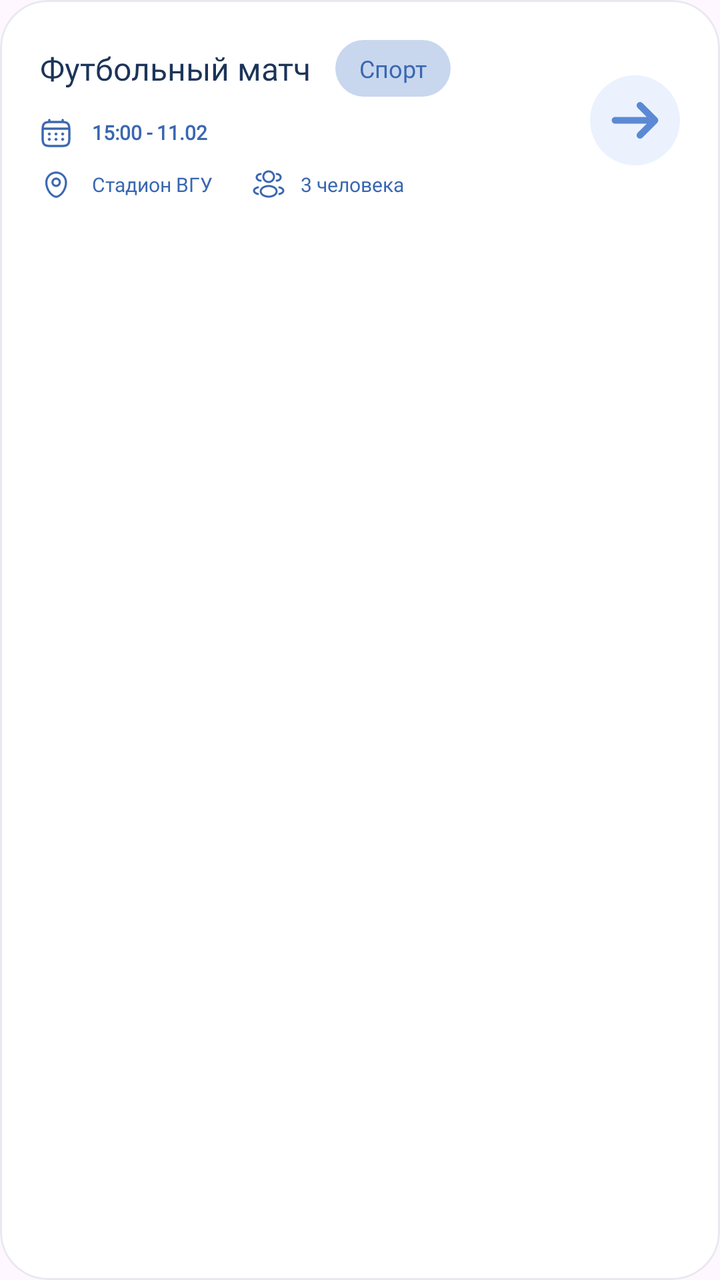
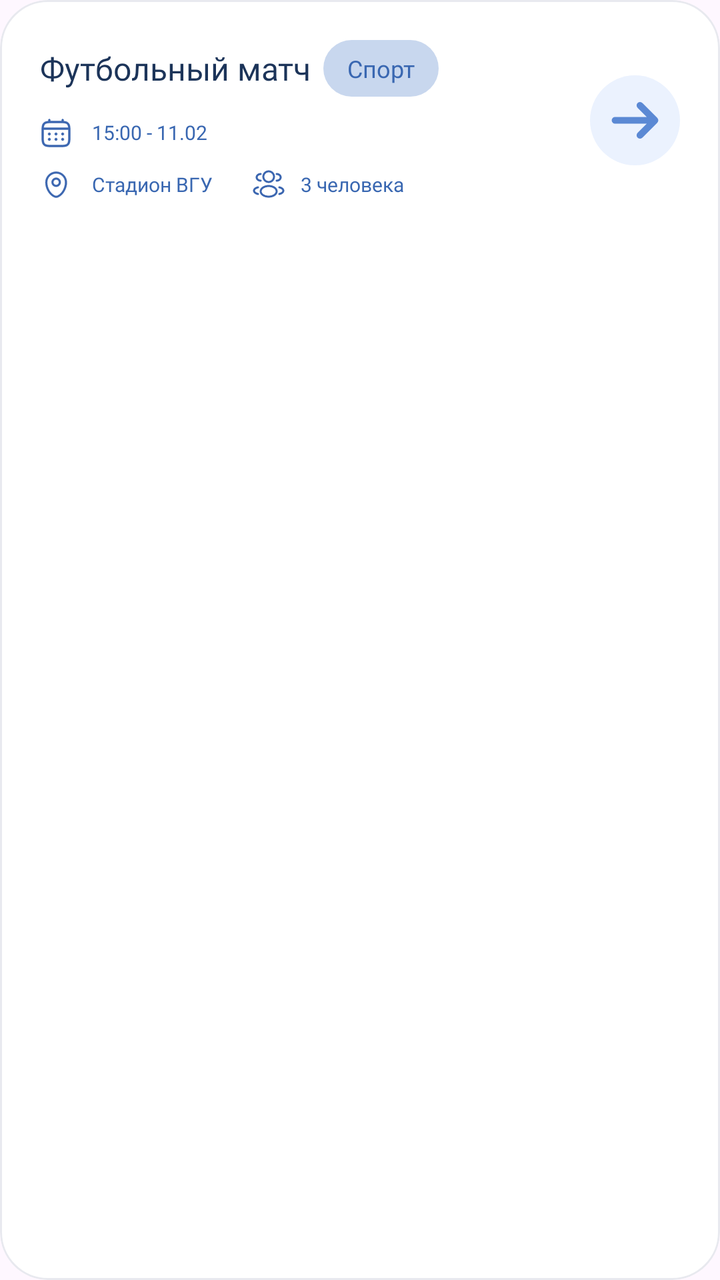

The first picture is an Android layout as it rendered before a commit; the second is the same layout after the commit. The layout source and the unified diff follow.
<!-- AndroidManifest.xml: application theme Theme.UniTime -->
<!-- res/layout/item_activity.xml -->
<?xml version="1.0" encoding="utf-8"?>
<com.google.android.material.card.MaterialCardView
    xmlns:android="http://schemas.android.com/apk/res/android"
    xmlns:app="http://schemas.android.com/apk/res-auto"
    android:layout_width="match_parent"
    android:layout_height="wrap_content"
    android:layout_marginBottom="12dp"
    app:cardBackgroundColor="#FFFFFF"
    app:cardCornerRadius="24dp"
    app:cardElevation="0dp"
    app:strokeColor="#E8E9EF"
    app:strokeWidth="1dp">

    <androidx.constraintlayout.widget.ConstraintLayout
        android:layout_width="match_parent"
        android:layout_height="wrap_content"
        android:padding="20dp">

        <LinearLayout
            android:id="@+id/contentLayout"
            android:layout_width="0dp"
            android:layout_height="wrap_content"
            android:orientation="vertical"
            app:layout_constraintBottom_toBottomOf="parent"
            app:layout_constraintEnd_toStartOf="@+id/joinButton"
            app:layout_constraintStart_toStartOf="parent"
            app:layout_constraintTop_toTopOf="parent">

            <LinearLayout
                android:layout_width="match_parent"
                android:layout_height="wrap_content"
                android:gravity="center_vertical"
                android:orientation="horizontal">

                <TextView
                    android:id="@+id/activityTitle"
                    android:layout_width="wrap_content"
                    android:layout_height="wrap_content"
                    android:layout_marginEnd="12dp"
                    android:ellipsize="end"
                    android:maxLines="1"
                    android:fontFamily="@font/geist_semibold"
                    android:text="Футбольный матч"
                    android:textColor="@color/color_font2"
                    android:textSize="16sp" />

                <TextView
                    android:fontFamily="@font/geist_semibold"
                    android:id="@+id/activityCategory"
                    android:layout_width="wrap_content"
                    android:layout_height="wrap_content"
                    android:background="@drawable/bg_category_badge"
                    android:paddingHorizontal="12dp"
                    android:paddingVertical="6dp"
                    android:text="Спорт"
                    android:textColor="@color/color_font1"
                    android:textSize="12sp" />

            </LinearLayout>
            <LinearLayout
                android:layout_width="match_parent"
                android:layout_height="wrap_content"
                android:layout_marginTop="10dp"
                android:gravity="center_vertical"
                android:orientation="horizontal">

                <ImageView
                    android:layout_width="16dp"
                    android:layout_height="16dp"
                    android:src="@drawable/calendar"
                    app:tint="#3B66B0" />

                <TextView
                    android:fontFamily="@font/geist_medium"
                    android:id="@+id/activityDate"
                    android:layout_width="wrap_content"
                    android:layout_height="wrap_content"
                    android:layout_marginStart="10dp"
                    android:text="15:00 - 11.02"
                    android:textColor="@color/color_font1"
                    android:textSize="10sp"
                    android:textStyle="bold" />
            </LinearLayout>

            <LinearLayout
                android:layout_width="match_parent"
                android:layout_height="wrap_content"
                android:layout_marginTop="10dp"
                android:gravity="center_vertical"
                android:orientation="horizontal">

                <ImageView
                    android:layout_width="16dp"
                    android:layout_height="16dp"
                    android:src="@drawable/map_point"
                    app:tint="#3B66B0" />

                <TextView
                    android:fontFamily="@font/geist_medium"
                    android:id="@+id/activityLocation"
                    android:layout_width="wrap_content"
                    android:layout_height="wrap_content"
                    android:layout_marginStart="10dp"
                    android:text="Стадион ВГУ"
                    android:textColor="@color/color_font1"
                    android:textSize="10sp" />

                <ImageView
                    android:layout_width="16dp"
                    android:layout_height="16dp"
                    android:layout_marginStart="20dp"
                    android:src="@drawable/users"
                    app:tint="#3B66B0" />

                <TextView
                    android:fontFamily="@font/geist_medium"
                    android:id="@+id/activityParticipants"
                    android:layout_width="wrap_content"
                    android:layout_height="wrap_content"
                    android:layout_marginStart="8dp"
                    android:text="3 человека"
                    android:textColor="@color/color_font1"
                    android:textSize="10sp" />

            </LinearLayout>

        </LinearLayout>

        
        <ImageView
            android:id="@+id/joinButton"
            android:layout_width="45dp"
            android:layout_height="45dp"
            android:background="@drawable/arrow_round"
            android:padding="12dp"
            android:clickable="true"
            android:focusable="true"
            app:layout_constraintBottom_toBottomOf="parent"
            app:layout_constraintEnd_toEndOf="parent"
            app:layout_constraintTop_toTopOf="parent"/>

    </androidx.constraintlayout.widget.ConstraintLayout>

</com.google.android.material.card.MaterialCardView>
<!-- resources referenced by this layout -->
<resources>
  <color name="color_font1">#3967B1</color>
  <color name="color_font2">#1C3459</color>
  <!-- drawable arrow_round (drawable) -->
  <vector xmlns:android="http://schemas.android.com/apk/res/android"
      android:width="119dp"
      android:height="119dp"
      android:viewportWidth="119"
      android:viewportHeight="119">
    <path
        android:pathData="M119,59.5C119,92.36 92.36,119 59.5,119C26.64,119 0,92.36 0,59.5C0,26.64 26.64,0 59.5,0C92.36,0 119,26.64 119,59.5Z"
        android:fillColor="#EBF2FE"/>
    <path
        android:pathData="M64.34,38C65.3,37.04 66.86,37.04 67.83,38L87.58,57.75C88.54,58.72 88.54,60.28 87.58,61.25L67.83,81C66.86,81.96 65.3,81.96 64.34,81C63.37,80.03 63.37,78.47 64.34,77.5L79.87,61.97H33.17C31.8,61.97 30.7,60.86 30.7,59.5C30.7,58.14 31.8,57.03 33.17,57.03H79.87L64.34,41.5C63.37,40.53 63.37,38.97 64.34,38Z"
        android:strokeWidth="4"
        android:fillColor="#5B89D4"
        android:fillType="evenOdd"
        android:strokeColor="#5B89D4"/>
  </vector>
  <!-- drawable bg_category_badge (drawable) -->
  <?xml version="1.0" encoding="utf-8"?>
  <shape xmlns:android="http://schemas.android.com/apk/res/android">
      <solid android:color="@color/color_block2"></solid>
      <corners android:radius="28dp"></corners>
  </shape>
  <!-- drawable calendar: vector/xml drawable (drawable, 5763 chars, omitted) -->
  <!-- drawable map_point (drawable) -->
  <vector xmlns:android="http://schemas.android.com/apk/res/android"
      android:width="107dp"
      android:height="107dp"
      android:viewportWidth="107"
      android:viewportHeight="107">
    <path
        android:strokeWidth="1"
        android:pathData="M18,45.99C18,26.16 34.07,10 54,10C73.93,10 90,26.16 90,45.99C90,55.56 87.23,65.83 82.32,74.71C77.43,83.58 70.27,91.28 61.33,95.4C56.68,97.53 51.32,97.53 46.67,95.4C37.73,91.28 30.57,83.58 25.68,74.71C20.77,65.83 18,55.56 18,45.99ZM54,16.07C37.58,16.07 24.17,29.41 24.17,45.99C24.17,54.47 26.65,63.76 31.1,71.81C35.55,79.88 41.85,86.48 49.29,89.9C52.28,91.27 55.72,91.27 58.71,89.9C66.15,86.48 72.45,79.88 76.9,71.81C81.35,63.76 83.83,54.47 83.83,45.99C83.83,29.41 70.42,16.07 54,16.07ZM54,36.3C48.89,36.3 44.74,40.38 44.74,45.41C44.74,50.44 48.89,54.51 54,54.51C59.11,54.51 63.26,50.44 63.26,45.41C63.26,40.38 59.11,36.3 54,36.3ZM38.57,45.41C38.57,37.03 45.48,30.23 54,30.23C62.52,30.23 69.43,37.03 69.43,45.41C69.43,53.79 62.52,60.58 54,60.58C45.48,60.58 38.57,53.79 38.57,45.41Z"
        android:fillColor="#3967B1"
        android:fillType="evenOdd"
        android:strokeColor="#3967B1"/>
  </vector>
  <!-- drawable users: vector/xml drawable (drawable, 3011 chars, omitted) -->
  <style name="Theme.UniTime" parent="Base.Theme.UniTime" />
  <color name="color_block2">#8092AFDE</color>
  <style name="Base.Theme.UniTime" parent="Theme.Material3.DayNight.NoActionBar">
          
          
      </style>
</resources>

<!-- the commit's change to res/layout/item_activity.xml (unified diff, before → after) -->
@@ -36,7 +36,7 @@
                     android:id="@+id/activityTitle"
                     android:layout_width="wrap_content"
                     android:layout_height="wrap_content"
-                    android:layout_marginEnd="12dp"
+                    android:layout_marginEnd="6dp"
                     android:ellipsize="end"
                     android:maxLines="1"
                     android:fontFamily="@font/geist_semibold"
@@ -78,8 +78,7 @@
                     android:layout_marginStart="10dp"
                     android:text="15:00 - 11.02"
                     android:textColor="@color/color_font1"
-                    android:textSize="10sp"
-                    android:textStyle="bold" />
+                    android:textSize="10sp" />
             </LinearLayout>
 
             <LinearLayout
@@ -125,8 +124,6 @@
             </LinearLayout>
 
         </LinearLayout>
-
-        
         <ImageView
             android:id="@+id/joinButton"
             android:layout_width="45dp"
